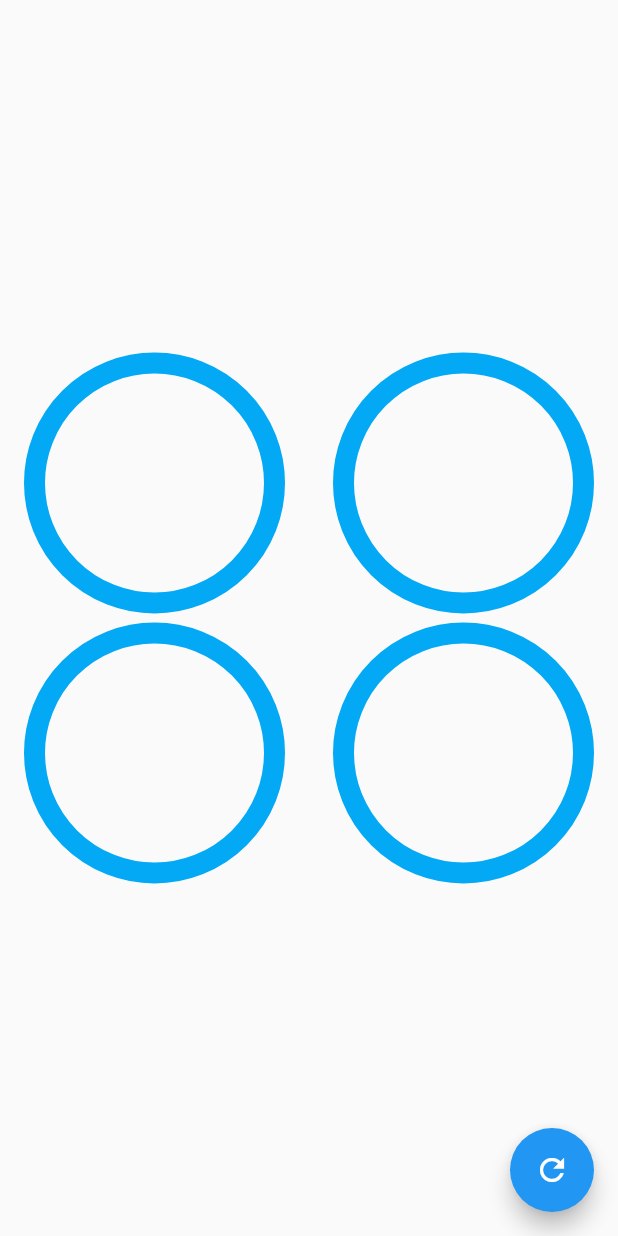
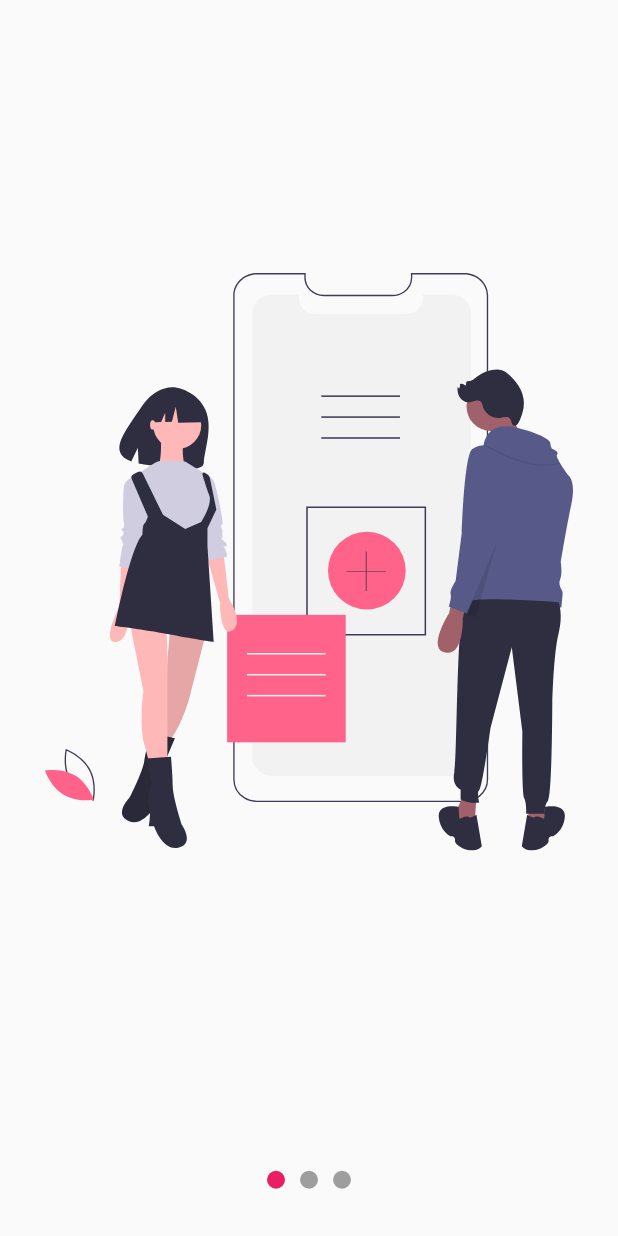
Before and after one commit to VictorHugoAguilar/disenios_animaciones_flutter, a Flutter app: the screen it shows after launch, on a phone screen of 412 x 824 dp. Run offline on Flutter 3.47's test engine with Material 2 defaults, Android fonts, the phone set to English and light mode, and no system bars; our stand-ins replace flutter_svg.

Commit message:
creacion de slideShow, crear provider, modelSlider para pasar el currentPage

```diff
--- a/lib/main.dart
+++ b/lib/main.dart
@@ -1,5 +1,4 @@
-import 'package:app_backgrounds_customs/src/labs/circular_progress_page.dart';
-import 'package:app_backgrounds_customs/src/pages/graficas_circulares_page.dart';
+import 'package:app_backgrounds_customs/src/pages/slideshow_page.dart';
 import 'package:flutter/material.dart';
 
 void main() {
@@ -13,7 +12,7 @@ class MyApp extends StatelessWidget {
     return MaterialApp(
       debugShowCheckedModeBanner: false,
       title: 'Diseños de BackGrouds',
-      home: GraficasCircularesPage(),
+      home: SlideShowPage(),
     );
   }
 }
--- a/lib/src/labs/circular_progress_page.dart
+++ b/lib/src/labs/circular_progress_page.dart
@@ -63,7 +63,7 @@ class _CircularProgressPageState extends State<CircularProgressPage>
           height: 300,
           // color: Colors.deepPurple,
           child: CustomPaint(
-            painter: _miRadialProgress(porcentaje),
+            painter: _MiRadialProgress(porcentaje),
           ),
         ),
       ),
@@ -71,10 +71,10 @@ class _CircularProgressPageState extends State<CircularProgressPage>
   }
 }
 
-class _miRadialProgress extends CustomPainter {
+class _MiRadialProgress extends CustomPainter {
   final porcentaje;
 
-  _miRadialProgress(this.porcentaje);
+  _MiRadialProgress(this.porcentaje);
 
   @override
   void paint(Canvas canvas, Size size) {
--- /dev/null
+++ b/lib/src/models/slider_model.dart
@@ -0,0 +1,11 @@
+import 'package:flutter/material.dart';
+
+class SliderModel with ChangeNotifier {
+  double _currentPage = 0;
+
+  double get currentPage => this._currentPage;
+  set currentPage(double currentPage) {
+    this._currentPage = currentPage;
+    notifyListeners();
+  }
+}
--- /dev/null
+++ b/lib/src/pages/slideshow_page.dart
@@ -0,0 +1,126 @@
+import 'package:app_backgrounds_customs/src/models/slider_model.dart';
+import 'package:flutter/material.dart';
+import 'package:flutter_svg/flutter_svg.dart';
+import 'package:provider/provider.dart';
+
+class SlideShowPage extends StatelessWidget {
+  @override
+  Widget build(BuildContext context) {
+    return ChangeNotifierProvider(
+      create: (_) => new SliderModel(),
+      child: Scaffold(
+        body: Center(
+          child: Column(
+            children: <Widget>[
+              Expanded(
+                child: _Slides(),
+              ),
+              _Dots(),
+            ],
+          ),
+        ),
+      ),
+    );
+  }
+}
+
+class _Dots extends StatelessWidget {
+  @override
+  Widget build(BuildContext context) {
+    return Container(
+      width: double.infinity,
+      height: 75,
+      // color: Colors.red,
+      child: Row(
+        mainAxisAlignment: MainAxisAlignment.center,
+        children: [
+          _Dot(0),
+          _Dot(1),
+          _Dot(2),
+        ],
+      ),
+    );
+  }
+}
+
+class _Dot extends StatelessWidget {
+  final int index;
+
+  const _Dot(this.index);
+
+  @override
+  Widget build(BuildContext context) {
+    final pageViewIndex = Provider.of<SliderModel>(context).currentPage;
+    // print('_Dot $pageViewIndex');
+
+    return AnimatedContainer(
+      duration: Duration(milliseconds: 300),
+      width: 12,
+      height: 12,
+      margin: EdgeInsets.symmetric(horizontal: 5),
+      decoration: BoxDecoration(
+        color: (pageViewIndex >= index - 0.5 && pageViewIndex < index + 0.5)
+            ? Colors.pink
+            : Colors.grey,
+        shape: BoxShape.circle,
+      ),
+    );
+  }
+}
+
+class _Slides extends StatefulWidget {
+  @override
+  __SlidesState createState() => __SlidesState();
+}
+
+class __SlidesState extends State<_Slides> {
+  final pageViewController = new PageController();
+
+  @override
+  void initState() {
+    pageViewController.addListener(() {
+      // print('Pagina actual ${pageViewController.page}');
+      // Actualizar el provider la instancia de la clase sliderModel
+      Provider.of<SliderModel>(context, listen: false).currentPage =
+          pageViewController.page;
+    });
+
+    super.initState();
+  }
+
+  @override
+  void dispose() {
+    pageViewController.dispose();
+    super.dispose();
+  }
+
+  @override
+  Widget build(BuildContext context) {
+    return Container(
+      child: PageView(
+        controller: pageViewController,
+        children: <Widget>[
+          _Slide(rutaSvg: 'assets/svg/slide-1.svg'),
+          _Slide(rutaSvg: 'assets/svg/slide-2.svg'),
+          _Slide(rutaSvg: 'assets/svg/slide-3.svg'),
+        ],
+      ),
+    );
+  }
+}
+
+class _Slide extends StatelessWidget {
+  final String rutaSvg;
+
+  const _Slide({this.rutaSvg});
+
+  @override
+  Widget build(BuildContext context) {
+    return Container(
+      width: double.infinity,
+      height: double.infinity,
+      padding: EdgeInsets.all(30),
+      child: SvgPicture.asset(rutaSvg),
+    );
+  }
+}
--- a/pubspec.yaml
+++ b/pubspec.yaml
@@ -28,6 +28,8 @@ dependencies:
   # The following adds the Cupertino Icons font to your application.
   # Use with the CupertinoIcons class for iOS style icons.
   cupertino_icons: ^1.0.0
+  flutter_svg:
+  provider: ^4.3.2+2
 
 dev_dependencies:
   flutter_test:
@@ -45,8 +47,8 @@ flutter:
   uses-material-design: true
 
   # To add assets to your application, add an assets section, like this:
-  # assets:
-  #   - images/a_dot_burr.jpeg
+  assets:
+    - assets/svg/
   #   - images/a_dot_ham.jpeg
 
   # An image asset can refer to one or more resolution-specific "variants", see
```
Also changed, not shown: assets/svg/slide-1.svg (added), assets/svg/slide-2.svg (added), assets/svg/slide-3.svg (added), assets/svg/slide-4.svg (added), assets/svg/slide-5.svg (added), pubspec.lock.
